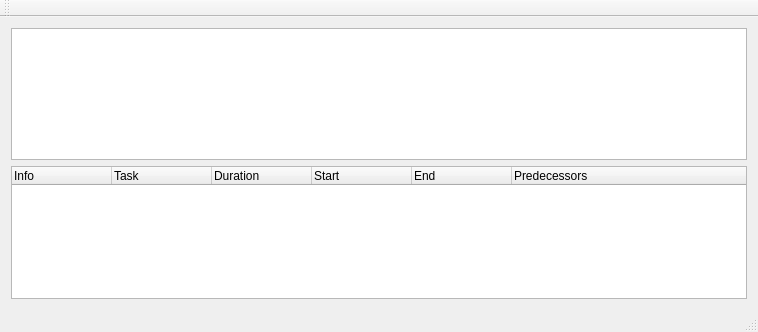
The window that mainwindow.ui (chrismit/SciMan) describes before a commit, drawn with Qt 5.
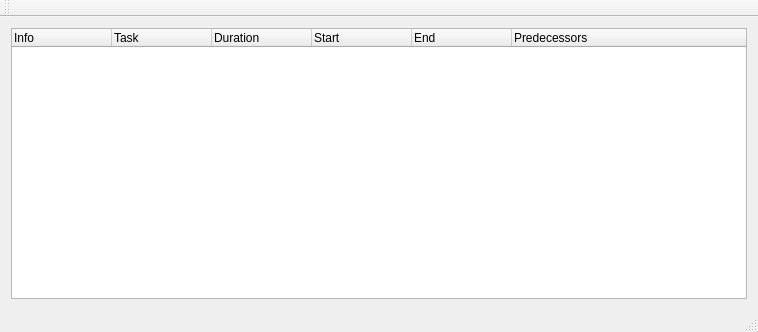
The same window after the commit.

Commit message: Customized QGraphicsView, starting work on syncing QTreeWidget and gnattView

What changed in the file:
```diff
--- a/mainwindow.ui
+++ b/mainwindow.ui
@@ -15,9 +15,6 @@
   </property>
   <widget class="QWidget" name="centralWidget">
    <layout class="QVBoxLayout" name="verticalLayout_2">
-    <item>
-     <widget class="QGraphicsView" name="gnattView"/>
-    </item>
     <item>
      <widget class="QTreeWidget" name="taskDetails">
       <property name="editTriggers">
```
The commit also changes 5 other files.
